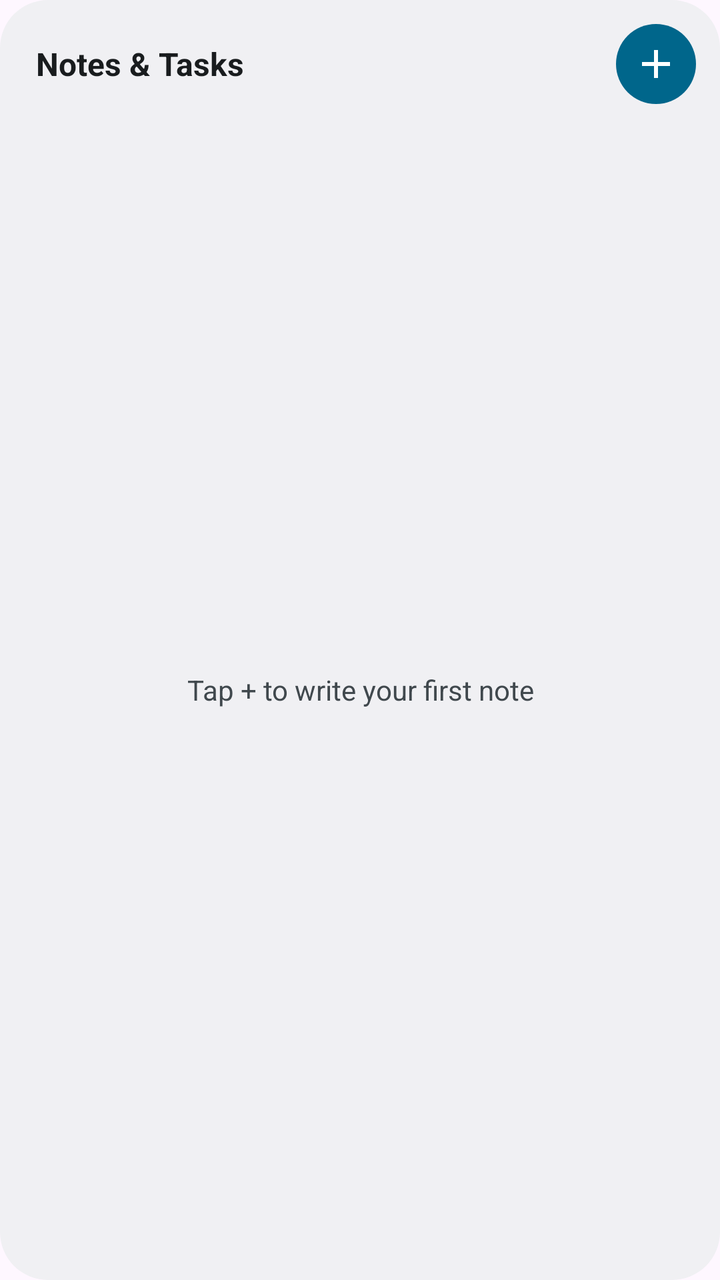
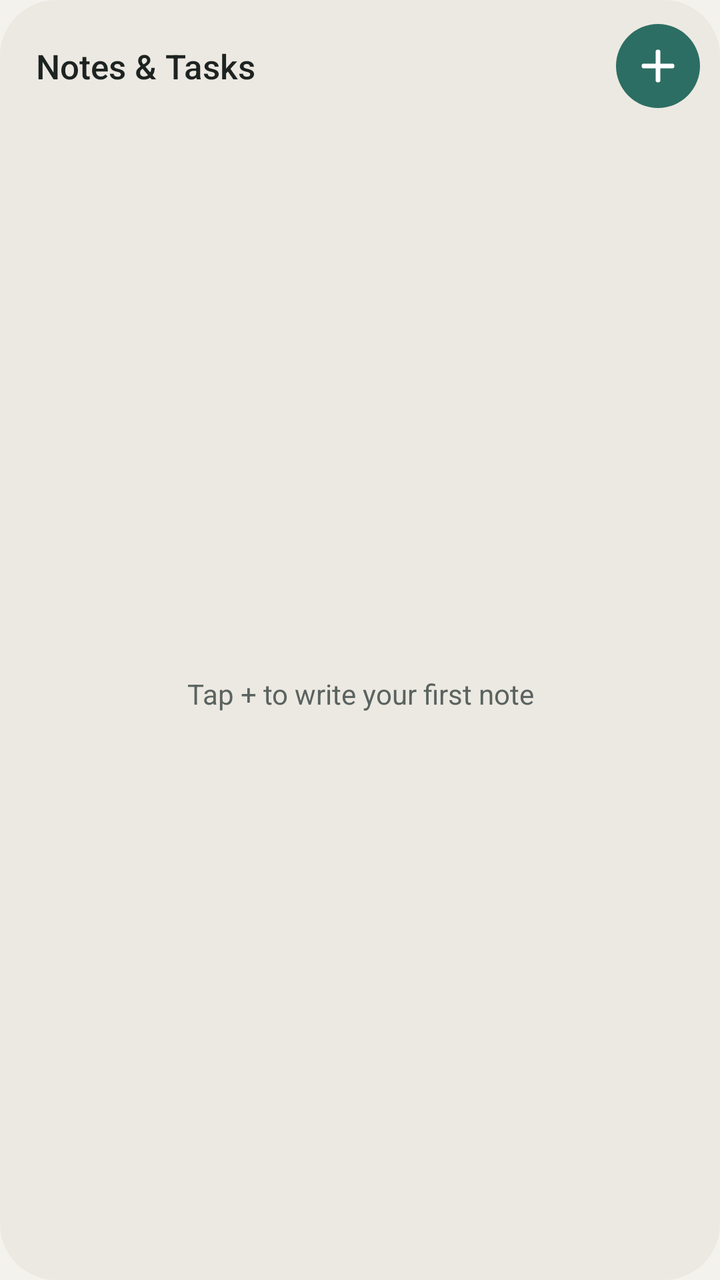

Compare the two renders of this Android layout. The source of the first and the diff that turns it into the second are given below.
<!-- AndroidManifest.xml: application theme Theme.Notelet -->
<!-- res/layout/widget_notes.xml -->
<?xml version="1.0" encoding="utf-8"?>
<LinearLayout xmlns:android="http://schemas.android.com/apk/res/android"
    android:id="@android:id/background"
    android:layout_width="match_parent"
    android:layout_height="match_parent"
    android:background="@drawable/widget_background"
    android:orientation="vertical"
    android:padding="12dp">

    <LinearLayout
        android:layout_width="match_parent"
        android:layout_height="wrap_content"
        android:gravity="center_vertical"
        android:orientation="horizontal">

        <TextView
            android:id="@+id/widget_title"
            android:layout_width="0dp"
            android:layout_height="wrap_content"
            android:layout_weight="1"
            android:ellipsize="end"
            android:maxLines="1"
            android:paddingStart="6dp"
            android:paddingEnd="6dp"
            android:text="@string/widget_title"
            android:textColor="@color/widget_on_background"
            android:textSize="16sp"
            android:textStyle="bold" />

        <ImageButton
            android:id="@+id/widget_add"
            android:layout_width="40dp"
            android:layout_height="40dp"
            android:background="@drawable/widget_add_background"
            android:contentDescription="@string/add_note"
            android:scaleType="center"
            android:src="@drawable/ic_add" />
    </LinearLayout>

    <FrameLayout
        android:layout_width="match_parent"
        android:layout_height="0dp"
        android:layout_marginTop="10dp"
        android:layout_weight="1">

        <ListView
            android:id="@+id/widget_list"
            android:layout_width="match_parent"
            android:layout_height="match_parent"
            android:divider="@android:color/transparent"
            android:dividerHeight="6dp"
            android:scrollbars="none" />

        <TextView
            android:id="@+id/widget_empty"
            android:layout_width="match_parent"
            android:layout_height="match_parent"
            android:gravity="center"
            android:padding="8dp"
            android:text="@string/widget_empty"
            android:textColor="@color/widget_secondary"
            android:textSize="14sp" />
    </FrameLayout>
</LinearLayout>
<!-- resources referenced by this layout -->
<resources>
  <color name="widget_on_background">#1D1B20</color>
  <color name="widget_secondary">#605D66</color>
  <!-- drawable ic_add (drawable) -->
  <?xml version="1.0" encoding="utf-8"?>
  <vector xmlns:android="http://schemas.android.com/apk/res/android"
      android:width="24dp"
      android:height="24dp"
      android:viewportWidth="24"
      android:viewportHeight="24">
      <path
          android:fillColor="@color/widget_on_accent"
          android:pathData="M19,13h-6v6h-2v-6H5v-2h6V5h2v6h6v2z" />
  </vector>
  <!-- drawable widget_add_background (drawable) -->
  <?xml version="1.0" encoding="utf-8"?>
  <shape xmlns:android="http://schemas.android.com/apk/res/android"
      android:shape="oval">
      <solid android:color="@color/widget_accent" />
  </shape>
  <!-- drawable widget_background (drawable) -->
  <?xml version="1.0" encoding="utf-8"?>
  <shape xmlns:android="http://schemas.android.com/apk/res/android"
      android:shape="rectangle">
      <solid android:color="@color/widget_background" />
      <corners android:radius="24dp" />
  </shape>
  <string name="add_note">Add a note or task</string>
  <string name="widget_empty">Tap + to write your first note</string>
  <string name="widget_title">Notes &amp; Tasks</string>
  <style name="Theme.Notelet" parent="Theme.Material3.DayNight">
          <item name="android:windowOptOutEdgeToEdgeEnforcement" tools:targetApi="35">true</item>
      </style>
  <color name="widget_on_accent">#FFFFFF</color>
  <color name="widget_accent">#6750A4</color>
  <color name="widget_background">#F7F2FA</color>
</resources>

<!-- the commit's change to res/layout/widget_notes.xml (unified diff, before → after) -->
@@ -5,32 +5,47 @@
     android:layout_height="match_parent"
     android:background="@drawable/widget_background"
     android:orientation="vertical"
-    android:padding="12dp">
+    android:padding="10dp">
 
     <LinearLayout
         android:layout_width="match_parent"
         android:layout_height="wrap_content"
         android:gravity="center_vertical"
-        android:orientation="horizontal">
+        android:orientation="horizontal"
+        android:paddingStart="8dp"
+        android:paddingTop="2dp">
 
-        <TextView
+        <LinearLayout
             android:id="@+id/widget_title"
             android:layout_width="0dp"
             android:layout_height="wrap_content"
             android:layout_weight="1"
-            android:ellipsize="end"
-            android:maxLines="1"
-            android:paddingStart="6dp"
-            android:paddingEnd="6dp"
-            android:text="@string/widget_title"
-            android:textColor="@color/widget_on_background"
-            android:textSize="16sp"
-            android:textStyle="bold" />
+            android:orientation="vertical">
+
+            <TextView
+                android:layout_width="wrap_content"
+                android:layout_height="wrap_content"
+                android:ellipsize="end"
+                android:fontFamily="sans-serif-medium"
+                android:maxLines="1"
+                android:text="@string/widget_title"
+                android:textColor="@color/nl_text"
+                android:textSize="17sp" />
+
+            <TextView
+                android:id="@+id/widget_count"
+                android:layout_width="wrap_content"
+                android:layout_height="wrap_content"
+                android:maxLines="1"
+                android:textColor="@color/nl_text_secondary"
+                android:textSize="12sp"
+                android:visibility="gone" />
+        </LinearLayout>
 
         <ImageButton
             android:id="@+id/widget_add"
-            android:layout_width="40dp"
-            android:layout_height="40dp"
+            android:layout_width="42dp"
+            android:layout_height="42dp"
             android:background="@drawable/widget_add_background"
             android:contentDescription="@string/add_note"
             android:scaleType="center"
@@ -48,7 +63,8 @@
             android:layout_width="match_parent"
             android:layout_height="match_parent"
             android:divider="@android:color/transparent"
-            android:dividerHeight="6dp"
+            android:dividerHeight="8dp"
+            android:listSelector="@android:color/transparent"
             android:scrollbars="none" />
 
         <TextView
@@ -58,7 +74,46 @@
             android:gravity="center"
             android:padding="8dp"
             android:text="@string/widget_empty"
-            android:textColor="@color/widget_secondary"
+            android:textColor="@color/nl_text_secondary"
             android:textSize="14sp" />
     </FrameLayout>
+
+    <LinearLayout
+        android:id="@+id/widget_footer"
+        android:layout_width="match_parent"
+        android:layout_height="wrap_content"
+        android:layout_marginTop="8dp"
+        android:gravity="center"
+        android:orientation="horizontal"
+        android:visibility="gone">
+
+        <TextView
+            android:id="@+id/widget_clear_done"
+            android:layout_width="wrap_content"
+            android:layout_height="wrap_content"
+            android:background="@drawable/widget_pill_neutral"
+            android:fontFamily="sans-serif-medium"
+            android:paddingStart="16dp"
+            android:paddingTop="8dp"
+            android:paddingEnd="16dp"
+            android:paddingBottom="8dp"
+            android:text="@string/clear_done"
+            android:textColor="@color/nl_on_neutral_pill"
+            android:textSize="13sp" />
+
+        <TextView
+            android:id="@+id/widget_clear_all"
+            android:layout_width="wrap_content"
+            android:layout_height="wrap_content"
+            android:layout_marginStart="8dp"
+            android:background="@drawable/widget_pill_neutral"
+            android:fontFamily="sans-serif-medium"
+            android:paddingStart="16dp"
+            android:paddingTop="8dp"
+            android:paddingEnd="16dp"
+            android:paddingBottom="8dp"
+            android:text="@string/clear_all"
+            android:textColor="@color/nl_danger"
+            android:textSize="13sp" />
+    </LinearLayout>
 </LinearLayout>
<!-- resource entries referenced after the edit -->
@@ -1,7 +1,9 @@
 <!-- resources referenced by this layout -->
 <resources>
-  <color name="widget_on_background">#1D1B20</color>
-  <color name="widget_secondary">#605D66</color>
+  <color name="nl_danger">#B3261E</color>
+  <color name="nl_on_neutral_pill">#3D4543</color>
+  <color name="nl_text">#1D2321</color>
+  <color name="nl_text_secondary">#5A6360</color>
   <!-- drawable ic_add (drawable) -->
   <?xml version="1.0" encoding="utf-8"?>
   <vector xmlns:android="http://schemas.android.com/apk/res/android"
@@ -10,30 +12,49 @@
       android:viewportWidth="24"
       android:viewportHeight="24">
       <path
-          android:fillColor="@color/widget_on_accent"
-          android:pathData="M19,13h-6v6h-2v-6H5v-2h6V5h2v6h6v2z" />
+          android:pathData="M12,5V19M5,12H19"
+          android:strokeWidth="2.4"
+          android:strokeColor="@color/nl_on_accent"
+          android:strokeLineCap="round" />
   </vector>
   <!-- drawable widget_add_background (drawable) -->
   <?xml version="1.0" encoding="utf-8"?>
   <shape xmlns:android="http://schemas.android.com/apk/res/android"
       android:shape="oval">
-      <solid android:color="@color/widget_accent" />
+      <solid android:color="@color/nl_accent" />
   </shape>
   <!-- drawable widget_background (drawable) -->
   <?xml version="1.0" encoding="utf-8"?>
   <shape xmlns:android="http://schemas.android.com/apk/res/android"
       android:shape="rectangle">
-      <solid android:color="@color/widget_background" />
-      <corners android:radius="24dp" />
+      <solid android:color="@color/nl_box" />
+      <corners android:radius="@dimen/widget_radius" />
+  </shape>
+  <!-- drawable widget_pill_neutral (drawable) -->
+  <?xml version="1.0" encoding="utf-8"?>
+  <shape xmlns:android="http://schemas.android.com/apk/res/android"
+      android:shape="rectangle">
+      <solid android:color="@color/nl_neutral_pill" />
+      <corners android:radius="100dp" />
   </shape>
   <string name="add_note">Add a note or task</string>
+  <string name="clear_all">Clear all</string>
+  <string name="clear_done">Clear done</string>
   <string name="widget_empty">Tap + to write your first note</string>
   <string name="widget_title">Notes &amp; Tasks</string>
-  <style name="Theme.Notelet" parent="Theme.Material3.DayNight">
+  <style name="Theme.Notelet" parent="Theme.Material3.DayNight.NoActionBar">
+          <item name="android:windowBackground">@color/nl_background</item>
+          <item name="android:statusBarColor">@color/nl_background</item>
+          <item name="android:navigationBarColor">@color/nl_background</item>
+          <item name="android:windowLightStatusBar">@bool/nl_light_bars</item>
+          <item name="android:windowLightNavigationBar" tools:targetApi="27">@bool/nl_light_bars</item>
           <item name="android:windowOptOutEdgeToEdgeEnforcement" tools:targetApi="35">true</item>
       </style>
-  <color name="widget_on_accent">#FFFFFF</color>
-  <color name="widget_accent">#6750A4</color>
-  <color name="widget_background">#F7F2FA</color>
+  <color name="nl_on_accent">#FFFFFF</color>
+  <color name="nl_accent">#2C6E63</color>
+  <color name="nl_box">#ECE9E2</color>
+  <dimen name="widget_radius">24dp</dimen>
+  <color name="nl_neutral_pill">#E2DED5</color>
+  <color name="nl_background">#F4F2ED</color>
 </resources>
 
